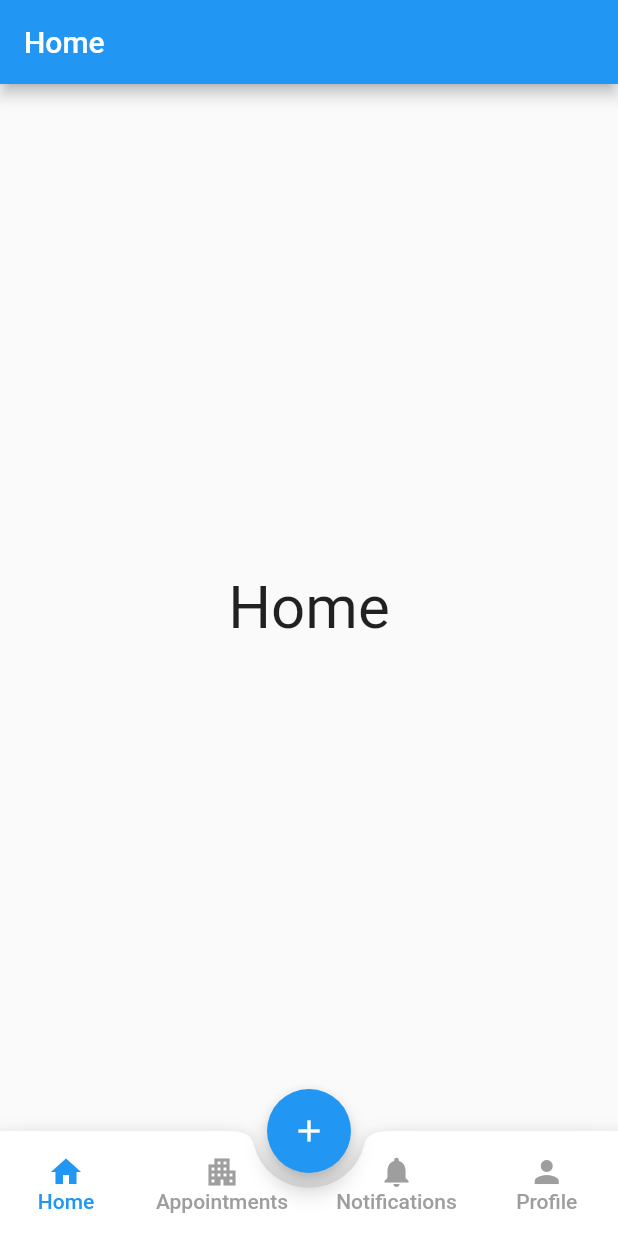
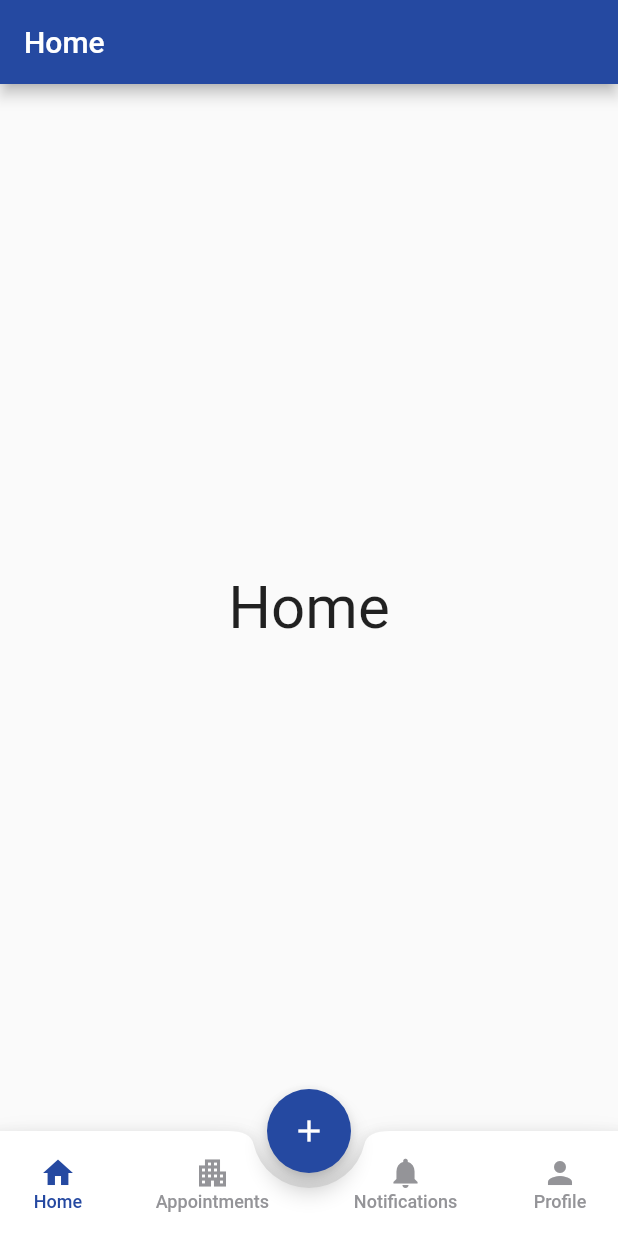
Before and after one commit to PrinceEGY/Clinicky, a Flutter app: the HomeHandler screen opened directly, after a tap on the "add" icon, on a phone screen of 412 x 824 dp. Run offline on Flutter 3.47's test engine with Material 2 defaults, Android fonts, the phone set to English and light mode, and no system bars; our stand-ins replace flutter_onboarding_slider, lottie, page_transition.

Commit message:
applying color theme

```diff
--- a/lib/backend_handler.dart
+++ b/lib/backend_handler.dart
@@ -1,5 +1,5 @@
 import 'dart:convert';
-import 'package:clinkcy_local/dummy.dart';
+import 'package:clinicky/dummy.dart';
 
 class BackendHandler {
   static final BackendHandler _instance = BackendHandler._internal();
--- a/lib/home_handler/home_handler.dart
+++ b/lib/home_handler/home_handler.dart
@@ -1,9 +1,10 @@
-import 'package:clinkcy_local/pages/appointments.dart';
-import 'package:clinkcy_local/pages/home.dart';
-import 'package:clinkcy_local/home_handler/util/nav_bar.dart';
-import 'package:clinkcy_local/home_handler/util/nav_button.dart';
-import 'package:clinkcy_local/pages/notifications.dart';
-import 'package:clinkcy_local/pages/profile.dart';
+import 'package:clinicky/home_handler/util/nav_bar.dart';
+import 'package:clinicky/home_handler/util/nav_button.dart';
+import 'package:clinicky/pages/main_pages/appointments.dart';
+import 'package:clinicky/pages/main_pages/home.dart';
+import 'package:clinicky/pages/main_pages/notifications.dart';
+import 'package:clinicky/pages/main_pages/profile.dart';
+import 'package:clinicky/util/color_pallete.dart';
 import 'package:flutter/material.dart';
 
 class HomeHandler extends StatefulWidget {
@@ -24,9 +25,11 @@ class _HomeHandlerState extends State<HomeHandler> {
 
   @override
   Widget build(BuildContext context) {
-    return Scaffold(
+    return SafeArea(
+      child: Scaffold(
         body: pages[currentTab],
         floatingActionButton: FloatingActionButton(
+          backgroundColor: ColorPallete.mainColor,
           onPressed: () {},
           child: const Icon(Icons.add),
         ),
@@ -54,6 +57,7 @@ class _HomeHandlerState extends State<HomeHandler> {
             ),
           ],
         ),
+      ),
     );
   }
 }
--- a/lib/home_handler/util/nav_bar.dart
+++ b/lib/home_handler/util/nav_bar.dart
@@ -1,4 +1,4 @@
-import 'package:clinkcy_local/home_handler/util/nav_button.dart';
+import 'package:clinicky/home_handler/util/nav_button.dart';
 import 'package:flutter/material.dart';
 
 class NavBar extends StatefulWidget {
@@ -36,33 +36,35 @@ class _NavBarState extends State<NavBar> {
   @override
   Widget build(BuildContext context) {
     return BottomAppBar(
+      height: 70,
       shape: const CircularNotchedRectangle(),
       notchMargin: 10,
-      child: SizedBox(
-        height: 70,
-        child: Row(
-          mainAxisAlignment: MainAxisAlignment.spaceBetween,
-          children: [
-            Row(
-              crossAxisAlignment: CrossAxisAlignment.start,
-              children: widget.tabs
-                  .map((e) => NavButton(
-                        icon: e.icon,
-                        text: e.text,
-                        onPressed: () {
-                          setState(() {
-                            selectedIndex = widget.tabs.indexOf(e);
-                          });
-                          e.onPressed?.call();
-                          widget.onTabChange?.call(selectedIndex);
-                        },
-                        active: selectedIndex == widget.tabs.indexOf(e),
-                      ))
-                  .toList(),
-            ),
-          ],
-        ),
+      child: Row(
+        children: getTabs(),
       ),
     );
   }
+
+  List<Flexible> getTabs() {
+    List<Flexible> tabs = [];
+    for (int i = 0; i < widget.tabs.length; i++) {
+      tabs.add(Flexible(
+        fit: FlexFit.tight,
+        flex: i == 1 || i == 2 ? 5 : 3,
+        child: NavButton(
+          icon: widget.tabs[i].icon,
+          text: widget.tabs[i].text,
+          onPressed: () {
+            setState(() {
+              selectedIndex = widget.tabs.indexOf(widget.tabs[i]);
+            });
+            widget.tabs[i].onPressed?.call();
+            widget.onTabChange?.call(selectedIndex);
+          },
+          active: selectedIndex == widget.tabs.indexOf(widget.tabs[i]),
+        ),
+      ));
+    }
+    return tabs;
+  }
 }
--- a/lib/home_handler/util/nav_button.dart
+++ b/lib/home_handler/util/nav_button.dart
@@ -1,3 +1,4 @@
+import 'package:clinicky/util/color_pallete.dart';
 import 'package:flutter/material.dart';
 
 class NavButton extends StatefulWidget {
@@ -38,21 +39,28 @@ class _NavButtonState extends State<NavButton> {
   Widget build(BuildContext context) {
     return MaterialButton(
       onPressed: () {
-        print(widget.text + " $active");
+        debugPrint("${widget.text} $active");
         widget.onPressed?.call();
       },
+      padding: EdgeInsets.zero,
+      child: SizedBox(
+        width: double.infinity,
         child: Column(
           mainAxisAlignment: MainAxisAlignment.center,
           children: [
             Icon(
               widget.icon,
-            color: active ? Colors.blue : Colors.grey,
+              color: active ? ColorPallete.mainColor : ColorPallete.grey,
             ),
             Text(
               widget.text,
-            style: TextStyle(color: active ? Colors.blue : Colors.grey),
+              style: TextStyle(
+                color: active ? ColorPallete.mainColor : ColorPallete.grey,
+                fontSize: 12,
+              ),
             ),
           ],
+        ),
       ),
     );
   }
--- a/lib/main.dart
+++ b/lib/main.dart
@@ -1,5 +1,4 @@
-import 'package:clinkcy_local/pages/login.dart';
-import 'package:clinkcy_local/pages/on_boarding.dart';
+import 'package:clinicky/pages/starting_up/on_boarding.dart';
 import 'package:flutter/material.dart';
 
 void main() {
--- a/lib/pages/appointments.dart
+++ b/lib/pages/main_pages/appointments.dart
@@ -1,3 +1,4 @@
+import 'package:clinicky/util/color_pallete.dart';
 import 'package:flutter/material.dart';
 
 class AppointmentPage extends StatelessWidget {
@@ -8,6 +9,7 @@ class AppointmentPage extends StatelessWidget {
     return Scaffold(
       appBar: AppBar(
         title: const Text("Appointments"),
+        backgroundColor: ColorPallete.mainColor,
       ),
       body: const Center(
         child: Text("Appointments", style: TextStyle(fontSize: 40)),
--- a/lib/pages/home.dart
+++ b/lib/pages/main_pages/home.dart
@@ -1,3 +1,4 @@
+import 'package:clinicky/util/color_pallete.dart';
 import 'package:flutter/material.dart';
 
 class HomePage extends StatelessWidget {
@@ -7,6 +8,7 @@ class HomePage extends StatelessWidget {
   Widget build(BuildContext context) {
     return Scaffold(
       appBar: AppBar(
+        backgroundColor: ColorPallete.mainColor,
         title: const Text("Home"),
       ),
       body: const Center(
--- a/lib/pages/notifications.dart
+++ b/lib/pages/main_pages/notifications.dart
@@ -1,3 +1,4 @@
+import 'package:clinicky/util/color_pallete.dart';
 import 'package:flutter/material.dart';
 
 class NotificationsPage extends StatelessWidget {
@@ -8,6 +9,7 @@ class NotificationsPage extends StatelessWidget {
     return Scaffold(
       appBar: AppBar(
         title: const Text("Notifications"),
+        backgroundColor: ColorPallete.mainColor,
       ),
       body: const Center(
         child: Text("Notifications", style: TextStyle(fontSize: 40)),
--- a/lib/pages/profile.dart
+++ b/lib/pages/main_pages/profile.dart
@@ -1,3 +1,4 @@
+import 'package:clinicky/util/color_pallete.dart';
 import 'package:flutter/material.dart';
 
 class ProfilePage extends StatelessWidget {
@@ -8,6 +9,7 @@ class ProfilePage extends StatelessWidget {
     return Scaffold(
       appBar: AppBar(
         title: const Text("Profile"),
+        backgroundColor: ColorPallete.mainColor,
       ),
       body: const Center(
         child: Text("Profile", style: TextStyle(fontSize: 40)),
--- a/lib/pages/on_boarding.dart
+++ b/lib/pages/starting_up/on_boarding.dart
@@ -1,5 +1,5 @@
-import 'package:clinkcy_local/pages/login.dart';
-import 'package:clinkcy_local/util/color_pallete.dart';
+import 'package:clinicky/pages/starting_up/login.dart';
+import 'package:clinicky/util/color_pallete.dart';
 import 'package:flutter/material.dart';
 import 'package:flutter_onboarding_slider/flutter_onboarding_slider.dart';
 import 'package:lottie/lottie.dart';
--- a/lib/util/button.dart
+++ b/lib/util/button.dart
@@ -1,4 +1,4 @@
-import 'package:clinkcy_local/util/color_pallete.dart';
+import 'package:clinicky/util/color_pallete.dart';
 import 'package:flutter/material.dart';
 
 class RoundedButton extends StatelessWidget {
--- a/pubspec.yaml
+++ b/pubspec.yaml
@@ -1,5 +1,5 @@
-name: clinkcy_local
-description: A new Flutter project.
+name: clinicky
+description: Clinics Appointments app
 publish_to: "none"
 version: 0.1.0
 
```
Also changed, not shown: lib/pages/starting_up/login.dart (renamed from lib/pages/login.dart, +4 -4 lines). Lines whose indentation alone changed are shown as unchanged.
